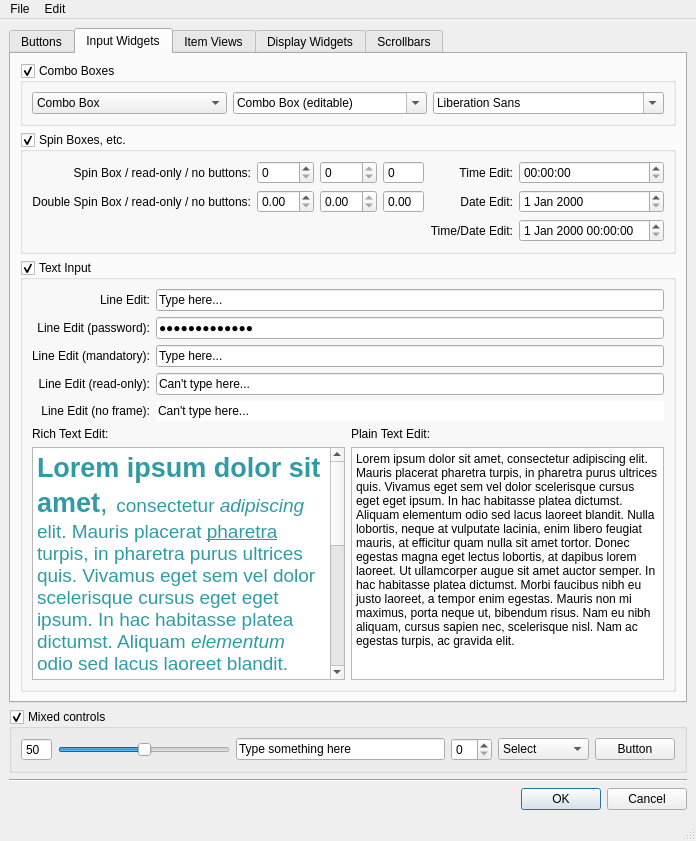
Qt form core/ui/style_ui.ui (mjbonnington/icarus-gps) before a commit.
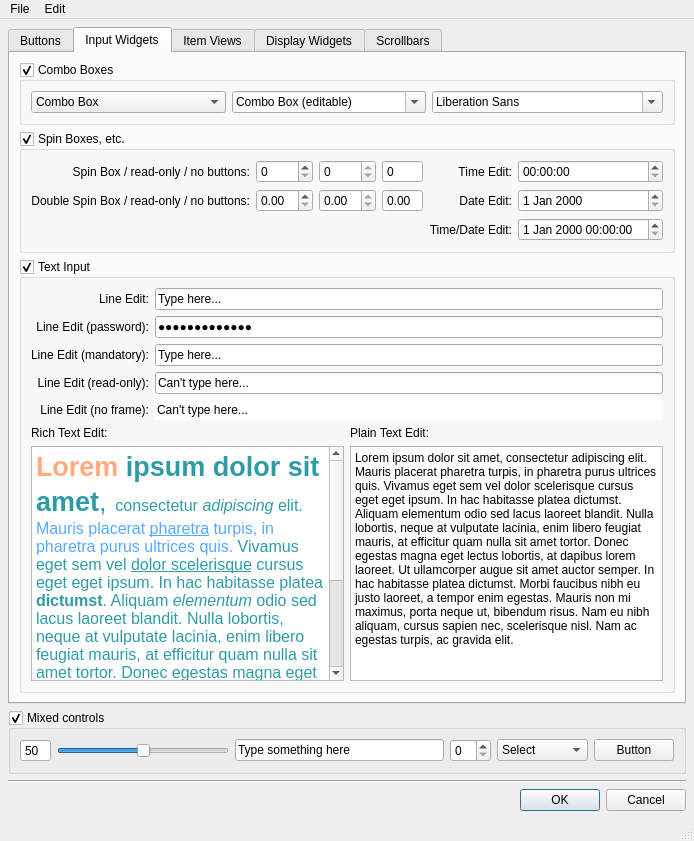
The same form after that commit. The open tabs and pages were chosen to show the change.

Patch:
```diff
--- a/core/ui/style_ui.ui
+++ b/core/ui/style_ui.ui
@@ -21,6 +21,9 @@
     <string notr="true"/>
    </property>
    <layout class="QVBoxLayout" name="verticalLayout">
+    <property name="margin">
+     <number>8</number>
+    </property>
     <item>
      <widget class="QTabWidget" name="tabWidget">
       <property name="tabPosition">
@@ -1009,7 +1012,7 @@
 &lt;html&gt;&lt;head&gt;&lt;meta name=&quot;qrichtext&quot; content=&quot;1&quot; /&gt;&lt;style type=&quot;text/css&quot;&gt;
 p, li { white-space: pre-wrap; }
 &lt;/style&gt;&lt;/head&gt;&lt;body style=&quot; font-family:'MS Shell Dlg 2'; font-size:8.25pt; font-weight:400; font-style:normal;&quot;&gt;
-&lt;p style=&quot; margin-top:12px; margin-bottom:12px; margin-left:0px; margin-right:0px; -qt-block-indent:0; text-indent:0px;&quot;&gt;&lt;span style=&quot; font-family:'Arial,Helvetica,sans'; font-size:20pt; font-weight:600; color:#2f9ca5;&quot;&gt;Lorem ipsum dolor sit amet&lt;/span&gt;&lt;span style=&quot; font-family:'Arial,Helvetica,sans'; font-size:20pt; color:#2f9ca5;&quot;&gt;,&lt;/span&gt;&lt;span style=&quot; font-family:'Arial,Helvetica,sans'; font-size:24pt; color:#2f9ca5;&quot;&gt; &lt;/span&gt;&lt;span style=&quot; font-family:'Arial,Helvetica,sans'; font-size:14pt; color:#2f9ca5;&quot;&gt;consectetur &lt;/span&gt;&lt;span style=&quot; font-family:'Arial,Helvetica,sans'; font-size:14pt; font-style:italic; color:#2f9ca5;&quot;&gt;adipiscing&lt;/span&gt;&lt;span style=&quot; font-family:'Arial,Helvetica,sans'; font-size:14pt; color:#2f9ca5;&quot;&gt; elit. Mauris placerat &lt;/span&gt;&lt;span style=&quot; font-family:'Arial,Helvetica,sans'; font-size:14pt; text-decoration: underline; color:#2f9ca5;&quot;&gt;pharetra&lt;/span&gt;&lt;span style=&quot; font-family:'Arial,Helvetica,sans'; font-size:14pt; color:#2f9ca5;&quot;&gt; turpis, in pharetra purus ultrices quis. Vivamus eget sem vel dolor scelerisque cursus eget eget ipsum. In hac habitasse platea dictumst. Aliquam &lt;/span&gt;&lt;span style=&quot; font-family:'Arial,Helvetica,sans'; font-size:14pt; font-style:italic; color:#2f9ca5;&quot;&gt;elementum&lt;/span&gt;&lt;span style=&quot; font-family:'Arial,Helvetica,sans'; font-size:14pt; color:#2f9ca5;&quot;&gt; odio sed lacus laoreet blandit. Nulla lobortis, neque at vulputate lacinia, enim libero feugiat mauris, at efficitur quam nulla sit amet tortor. Donec egestas magna eget lectus lobortis, at dapibus lorem laoreet. Ut ullamcorper augue sit amet auctor semper. In hac habitasse platea dictumst. Morbi faucibus nibh eu justo laoreet, a tempor enim egestas. Mauris non mi &lt;/span&gt;&lt;span style=&quot; font-family:'Arial,Helvetica,sans'; font-size:14pt; text-decoration: underline; color:#2f9ca5;&quot;&gt;maximus&lt;/span&gt;&lt;span style=&quot; font-family:'Arial,Helvetica,sans'; font-size:14pt; color:#2f9ca5;&quot;&gt;, porta neque ut, bibendum risus. Nam eu nibh aliquam, cursus sapien nec, scelerisque nisl. Nam ac egestas turpis, ac gravida elit.&lt;/span&gt;&lt;/p&gt;&lt;/body&gt;&lt;/html&gt;</string>
+&lt;p style=&quot; margin-top:12px; margin-bottom:12px; margin-left:0px; margin-right:0px; -qt-block-indent:0; text-indent:0px;&quot;&gt;&lt;span style=&quot; font-family:'Arial,Helvetica,sans'; font-size:20pt; font-weight:600; color:#ffaa7f;&quot;&gt;Lorem&lt;/span&gt;&lt;span style=&quot; font-family:'Arial,Helvetica,sans'; font-size:20pt; font-weight:600; color:#2f9ca5;&quot;&gt; ipsum dolor sit amet&lt;/span&gt;&lt;span style=&quot; font-family:'Arial,Helvetica,sans'; font-size:20pt; color:#2f9ca5;&quot;&gt;,&lt;/span&gt;&lt;span style=&quot; font-family:'Arial,Helvetica,sans'; font-size:24pt; color:#2f9ca5;&quot;&gt; &lt;/span&gt;&lt;span style=&quot; font-family:'Arial,Helvetica,sans'; font-size:12pt; color:#2f9ca5;&quot;&gt;consectetur &lt;/span&gt;&lt;span style=&quot; font-family:'Arial,Helvetica,sans'; font-size:12pt; font-style:italic; color:#2f9ca5;&quot;&gt;adipiscing&lt;/span&gt;&lt;span style=&quot; font-family:'Arial,Helvetica,sans'; font-size:12pt; color:#2f9ca5;&quot;&gt; elit. &lt;/span&gt;&lt;span style=&quot; font-family:'Arial,Helvetica,sans'; font-size:12pt; color:#55aaff;&quot;&gt;Mauris placerat &lt;/span&gt;&lt;span style=&quot; font-family:'Arial,Helvetica,sans'; font-size:12pt; text-decoration: underline; color:#55aaff;&quot;&gt;pharetra&lt;/span&gt;&lt;span style=&quot; font-family:'Arial,Helvetica,sans'; font-size:12pt; color:#55aaff;&quot;&gt; turpis, in pharetra purus ultrices quis.&lt;/span&gt;&lt;span style=&quot; font-family:'Arial,Helvetica,sans'; font-size:12pt; color:#2f9ca5;&quot;&gt; Vivamus eget sem vel &lt;/span&gt;&lt;span style=&quot; font-family:'Arial,Helvetica,sans'; font-size:12pt; text-decoration: underline; color:#2f9ca5;&quot;&gt;dolor scelerisque&lt;/span&gt;&lt;span style=&quot; font-family:'Arial,Helvetica,sans'; font-size:12pt; color:#2f9ca5;&quot;&gt; cursus eget eget ipsum. In hac habitasse platea &lt;/span&gt;&lt;span style=&quot; font-family:'Arial,Helvetica,sans'; font-size:12pt; font-weight:600; color:#2f9ca5;&quot;&gt;dictumst&lt;/span&gt;&lt;span style=&quot; font-family:'Arial,Helvetica,sans'; font-size:12pt; color:#2f9ca5;&quot;&gt;. Aliquam &lt;/span&gt;&lt;span style=&quot; font-family:'Arial,Helvetica,sans'; font-size:12pt; font-style:italic; color:#2f9ca5;&quot;&gt;elementum&lt;/span&gt;&lt;span style=&quot; font-family:'Arial,Helvetica,sans'; font-size:12pt; color:#2f9ca5;&quot;&gt; odio sed lacus laoreet blandit. Nulla lobortis, neque at vulputate lacinia, enim libero feugiat mauris, at efficitur quam nulla sit amet tortor. Donec egestas magna eget lectus lobortis, at dapibus lorem laoreet. Ut ullamcorper augue sit amet auctor semper. In hac habitasse platea dictumst. Morbi faucibus nibh eu justo laoreet, a tempor enim egestas. Mauris non mi &lt;/span&gt;&lt;span style=&quot; font-family:'Arial,Helvetica,sans'; font-size:12pt; text-decoration: underline; color:#2f9ca5;&quot;&gt;maximus&lt;/span&gt;&lt;span style=&quot; font-family:'Arial,Helvetica,sans'; font-size:12pt; color:#2f9ca5;&quot;&gt;, porta neque ut, bibendum risus. Nam eu nibh aliquam, cursus sapien nec, scelerisque nisl. Nam ac egestas turpis, ac gravida elit.&lt;/span&gt;&lt;/p&gt;&lt;/body&gt;&lt;/html&gt;</string>
                 </property>
                </widget>
               </item>
```
Left out of the diff: 2 changed lines with no effect on the pictures.
